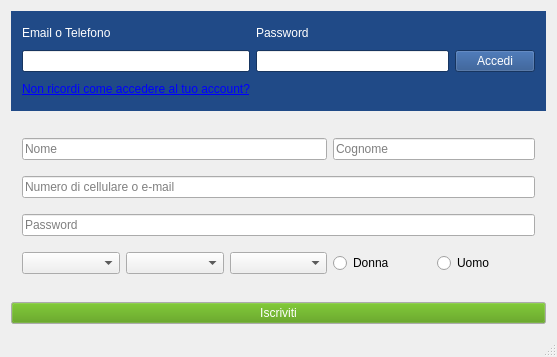
Before: the Qt Designer form Qt/mainwindow.ui in IAL32/oriented-graph-unimib, drawn with Qt 5.
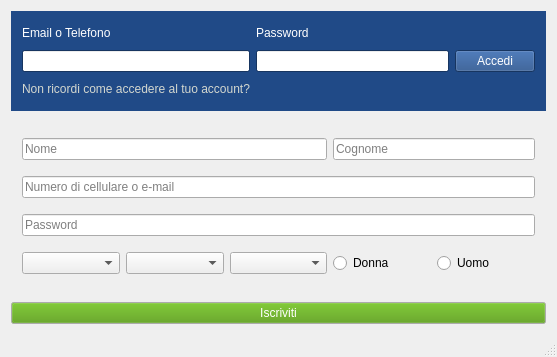
After: the same form once the commit is applied.

```diff
--- a/Qt/mainwindow.ui
+++ b/Qt/mainwindow.ui
@@ -593,9 +593,9 @@
             <colorrole role="WindowText">
              <brush brushstyle="SolidPattern">
               <color alpha="255">
-               <red>0</red>
-               <green>0</green>
-               <blue>0</blue>
+               <red>186</red>
+               <green>189</green>
+               <blue>182</blue>
               </color>
              </brush>
             </colorrole>
@@ -757,9 +757,9 @@
             <colorrole role="WindowText">
              <brush brushstyle="SolidPattern">
               <color alpha="255">
-               <red>0</red>
-               <green>0</green>
-               <blue>0</blue>
+               <red>186</red>
+               <green>189</green>
+               <blue>182</blue>
               </color>
              </brush>
             </colorrole>
@@ -921,9 +921,9 @@
             <colorrole role="WindowText">
              <brush brushstyle="SolidPattern">
               <color alpha="255">
-               <red>0</red>
-               <green>0</green>
-               <blue>0</blue>
+               <red>93</red>
+               <green>94</green>
+               <blue>91</blue>
               </color>
              </brush>
             </colorrole>
@@ -975,9 +975,9 @@
             <colorrole role="Text">
              <brush brushstyle="SolidPattern">
               <color alpha="255">
-               <red>0</red>
-               <green>0</green>
-               <blue>0</blue>
+               <red>93</red>
+               <green>94</green>
+               <blue>91</blue>
               </color>
              </brush>
             </colorrole>
@@ -993,9 +993,9 @@
             <colorrole role="ButtonText">
              <brush brushstyle="SolidPattern">
               <color alpha="255">
-               <red>0</red>
-               <green>0</green>
-               <blue>0</blue>
+               <red>93</red>
+               <green>94</green>
+               <blue>91</blue>
               </color>
              </brush>
             </colorrole>
@@ -1091,7 +1091,7 @@
 color: rgb(211, 215, 207);</string>
          </property>
          <property name="text">
-          <string>&lt;a href=&quot;#&quot;&gt;Non ricordi come accedere al tuo account?&lt;/a&gt;</string>
+          <string>&lt;html&gt;&lt;head/&gt;&lt;body&gt;&lt;p&gt;&lt;a href=&quot;#&quot; style=&quot;text-decoration: none&quot;&gt;&lt;span style=&quot; color:#d3d7cf;&quot;&gt;Non ricordi come accedere al tuo account?&lt;/span&gt;&lt;/a&gt;&lt;/p&gt;&lt;/body&gt;&lt;/html&gt;</string>
          </property>
         </widget>
        </item>
```
Left out of the diff: 3 changed lines with no effect on the pictures.
